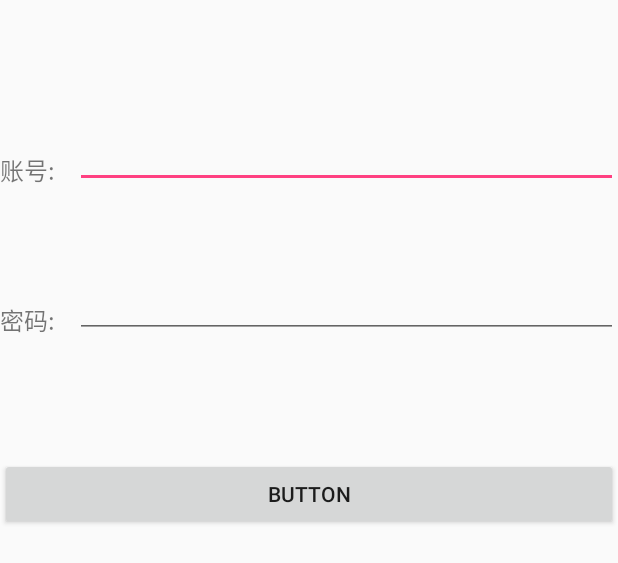
After one commit to GraceJoJo/MVP_Kotlin_Rx, an Android app: the layout act_test_mvc.xml on its own in the app's theme, with its tools: preview values and no code run, on a phone screen of 412 x 824 dp. The commit adds this screen. Shown: the top 563 px of the screen. Run offline under Robolectric (Android 15) with nearby library versions, the phone set to English and light mode, and no system bars.

```diff
--- a/app/build.gradle
+++ b/app/build.gradle
@@ -18,6 +18,10 @@ android {
             proguardFiles getDefaultProguardFile('proguard-android.txt'), 'proguard-rules.pro'
         }
     }
+    compileOptions {
+        targetCompatibility 1.8
+        sourceCompatibility 1.8
+    }
 }
 
 dependencies {
--- a/app/src/main/java/com/example/jojo/mvp_kotlin/MainActivity.kt
+++ b/app/src/main/java/com/example/jojo/mvp_kotlin/MainActivity.kt
@@ -8,5 +8,6 @@ class MainActivity : AppCompatActivity() {
     override fun onCreate(savedInstanceState: Bundle?) {
         super.onCreate(savedInstanceState)
         setContentView(R.layout.activity_main)
+        val sum = {x: Int,y: Int -> x + y}
     }
 }
--- a/app/src/main/java/com/example/jojo/mvp_kotlin/mvp/ui/TestActivity.java
+++ b/app/src/main/java/com/example/jojo/mvp_kotlin/mvp/ui/TestActivity.java
@@ -51,6 +51,7 @@ public class TestActivity extends ACT_Base<LoginPresenter, LoginModel> implement
     @Override
     protected void initView() {
         textView.setText("this is annotation textView");
+        textView.setOnClickListener( v -> Toast.makeText(getApplicationContext(), "Lambda", Toast.LENGTH_LONG).show());
         mPresenter.login("", "", "jojo");
     }
 }
--- /dev/null
+++ b/app/src/main/res/layout/act_test_mvc.xml
@@ -0,0 +1,50 @@
+<?xml version="1.0" encoding="utf-8"?>
+<android.support.constraint.ConstraintLayout xmlns:android="http://schemas.android.com/apk/res/android"
+    xmlns:app="http://schemas.android.com/apk/res-auto"
+    xmlns:tools="http://schemas.android.com/tools"
+    android:layout_width="match_parent"
+    android:layout_height="match_parent">
+
+    <TextView
+        android:id="@+id/textView2"
+        android:layout_width="wrap_content"
+        android:layout_height="wrap_content"
+        android:text="账号:"
+        android:textSize="16sp"
+        app:layout_constraintBottom_toBottomOf="@+id/et_phone"
+        app:layout_constraintStart_toStartOf="parent" />
+
+    <EditText
+        android:id="@+id/et_phone"
+        android:layout_width="match_parent"
+        android:layout_height="wrap_content"
+        android:layout_marginLeft="50dp"
+        android:layout_marginTop="80dp"
+        app:layout_constraintStart_toEndOf="@+id/textView2"
+        app:layout_constraintTop_toTopOf="parent" />
+
+    <TextView
+        android:layout_width="wrap_content"
+        android:layout_height="wrap_content"
+        android:text="密码:"
+        android:textSize="16sp"
+        app:layout_constraintBottom_toBottomOf="@+id/et_pw"
+        app:layout_constraintStart_toStartOf="parent" />
+
+    <EditText
+        android:id="@+id/et_pw"
+        android:layout_width="match_parent"
+        android:layout_height="wrap_content"
+        android:layout_marginLeft="50dp"
+        android:layout_marginTop="180dp"
+        app:layout_constraintStart_toEndOf="@+id/textView2"
+        app:layout_constraintTop_toTopOf="parent" />
+
+    <Button
+        android:id="@+id/btn_login"
+        android:layout_width="match_parent"
+        android:layout_height="wrap_content"
+        android:layout_marginTop="80dp"
+        android:text="Button"
+        app:layout_constraintTop_toBottomOf="@+id/et_pw" />
+</android.support.constraint.ConstraintLayout>
```
Also changed, not shown: app/src/main/java/com/example/jojo/mvp_kotlin/base/BaseActivity.kt (added, +19 -0 lines), app/src/main/java/com/example/jojo/mvp_kotlin/mvc/ILoginModel.kt (added, +10 -0 lines), app/src/main/java/com/example/jojo/mvp_kotlin/mvc/LoginModel.kt (added, +14 -0 lines), app/src/main/java/com/example/jojo/mvp_kotlin/mvc/TestMvcActivity.kt (added, +32 -0 lines), app/src/main/java/com/example/jojo/mvp_kotlin/utils/ModelUtils.kt (+17 -0 lines).
